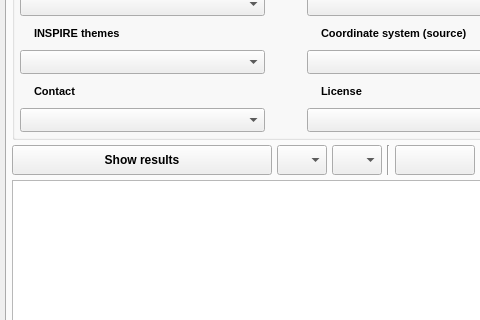
First picture: the form in ui/isogeo_dockwidget_base.ui, repository isogeo/isogeo-plugin-qgis, before the edit; both pictures show x 0 to 480 and y 254 to 574 of the 572 by 900 pixel window.
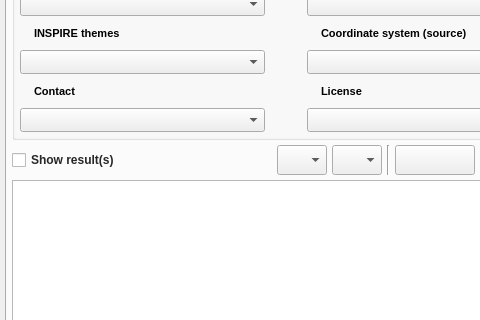
Second picture: the form after the edit. Icons and pictures are not drawn. Custom widgets are drawn as their Qt base class.

Commit message:
Replace Show results button with a check box #433
 + tweak UI + main module refactoring

```diff
--- a/ui/isogeo_dockwidget_base.ui
+++ b/ui/isogeo_dockwidget_base.ui
@@ -1596,7 +1596,7 @@
            <number>0</number>
           </property>
           <item>
-           <widget class="QPushButton" name="btn_show">
+           <widget class="QCheckBox" name="chk_auto_show">
             <property name="sizePolicy">
              <sizepolicy hsizetype="Preferred" vsizetype="Fixed">
               <horstretch>0</horstretch>
@@ -1626,11 +1626,10 @@
              <string>Display the results list</string>
             </property>
             <property name="text">
-             <string>Show results</string>
+             <string>Show result(s)</string>
             </property>
-            <property name="icon">
-             <iconset resource="../resources.qrc">
-              <normaloff>:/plugins/Isogeo/resources/search/eye.svg</normaloff>:/plugins/Isogeo/resources/search/eye.svg</iconset>
+            <property name="checked">
+             <bool>false</bool>
             </property>
            </widget>
           </item>
```
Left out of the diff: 88 changed lines with no effect on the pictures. The commit also changes 4 other files.
